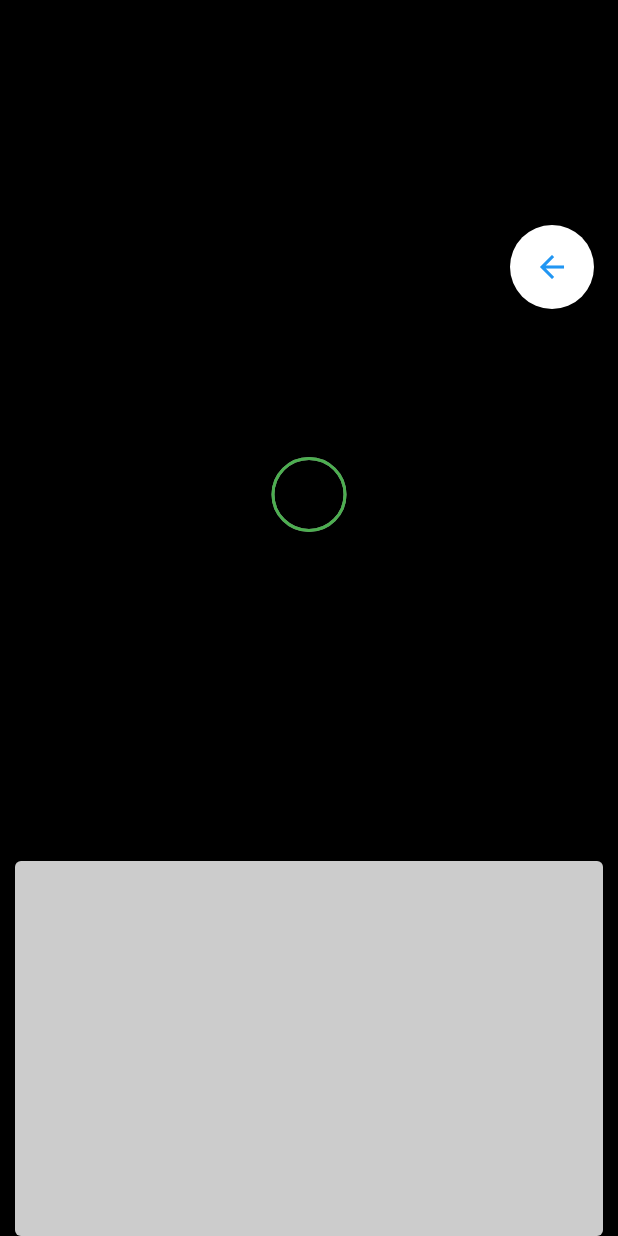
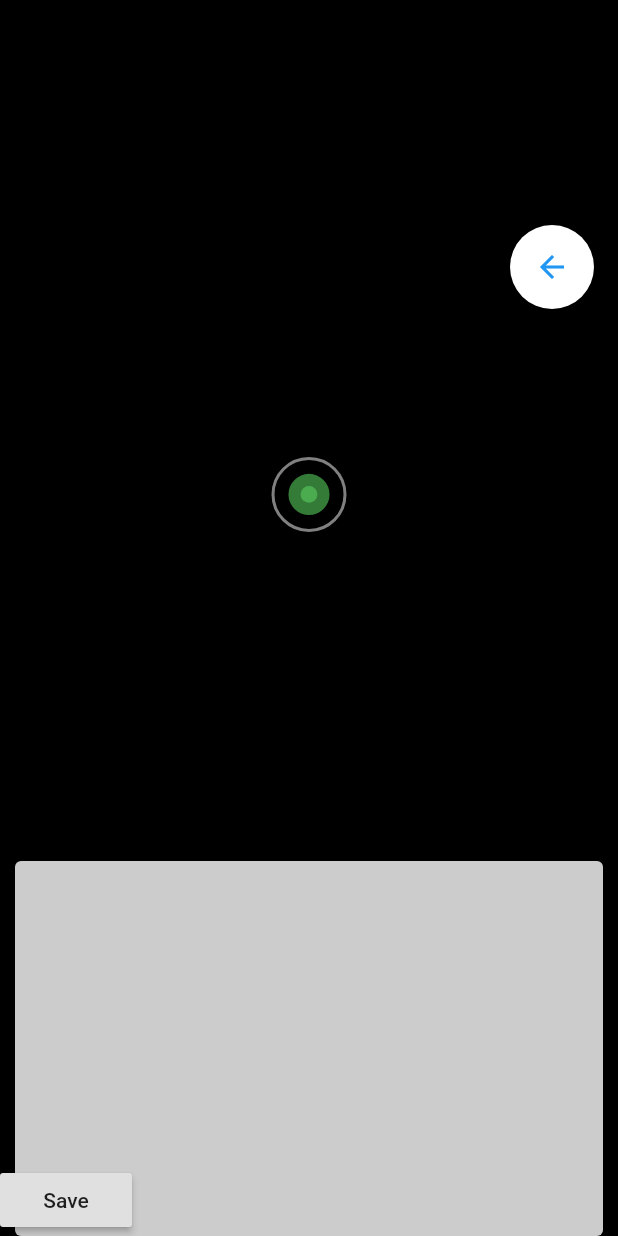
Before and after one commit to jonnyk20/animal_id, a Flutter app: the screen it shows after launch, after a tap on "Open Camera", on a phone screen of 412 x 824 dp. Run offline on Flutter 3.47's test engine with Material 2 defaults, Android fonts, the phone set to English and light mode, and no system bars; our stand-ins replace camera, flutter_redux, redux; missing offline and left inert: tflite.

Commit message:
"Saving animation set"

```diff
--- a/lib/actions/actions.dart
+++ b/lib/actions/actions.dart
@@ -27,6 +27,11 @@ class SaveDetection {
   );
 }
 
+class ChangeSavingStatus {
+  final bool savingStatus;
+  ChangeSavingStatus(this.savingStatus);
+}
+
 class SelectObjectRecord {
   final ObjectRecord objectRecord;
   SelectObjectRecord(this.objectRecord);
--- a/lib/models/app_state_model.dart
+++ b/lib/models/app_state_model.dart
@@ -8,6 +8,7 @@ class AppState {
   final Map<String, ObjectRecord> objectRecords;
   final ObjectRecord selectedObject;
   final bool isTargeting;
+  final bool isSaving;
 
   AppState({
     this.currentDetections,
@@ -15,6 +16,7 @@ class AppState {
     this.objectRecords,
     this.selectedObject,
     this.isTargeting = false,
+    this.isSaving = false,
   });
   static var initial = (objectInfo) => AppState(
         currentDetections: [],
--- a/lib/reducers/reducers.dart
+++ b/lib/reducers/reducers.dart
@@ -4,6 +4,7 @@ import 'package:animal_id/reducers/detected_objects_reducer.dart';
 import 'package:animal_id/reducers/object_records_reducer.dart';
 import 'package:animal_id/reducers/selected_object_reducer.dart';
 import 'package:animal_id/reducers/targeting_status_reducer.dart';
+import 'package:animal_id/reducers/saving_status_reducer.dart';
 
 // Todo, restructure reducers to look like:
 // https://github.com/brianegan/flutter_architecture_samples/blob/master/example/redux/lib/reducers/
@@ -16,5 +17,6 @@ AppState appReducers(AppState state, dynamic action) {
     objectRecords: objectRecordsReducer(state.objectRecords, action),
     selectedObject: selelectedObjectRecordReducer(state.selectedObject, action),
     isTargeting: targetStatusReducer(state.isTargeting, action),
+    isSaving: savingStatusReducer(state.isSaving, action),
   );
 }
--- a/lib/screens/detection_screen.dart
+++ b/lib/screens/detection_screen.dart
@@ -1,14 +1,15 @@
 import 'package:flutter/material.dart';
 import 'package:camera/camera.dart';
+import 'package:flutter_redux/flutter_redux.dart';
+import 'package:animal_id/models/app_state_model.dart';
+import 'package:animal_id/models/detection_model.dart';
+import 'package:animal_id/actions/actions.dart';
 import 'package:animal_id/widgets/detector.dart';
 import 'package:animal_id/widgets/fake_detector.dart';
 import 'package:animal_id/widgets/info_box.dart';
 import 'package:animal_id/widgets/bounding_box.dart';
 import 'package:animal_id/widgets/target/target.dart';
-import 'package:flutter_redux/flutter_redux.dart';
-import 'package:animal_id/models/app_state_model.dart';
-import 'package:animal_id/models/detection_model.dart';
-import 'package:animal_id/actions/actions.dart';
+import 'package:animal_id/widgets/fake_Save_button.dart';
 
 class DetectionScreen extends StatelessWidget {
   final CameraDescription camera;
@@ -34,6 +35,9 @@ class DetectionScreen extends StatelessWidget {
         'isTargeting': store.state.isTargeting,
         'updateTargetingState': (bool targetingState) =>
             store.dispatch(UpdateTargetingStatus(targetingState)),
+        'isSaving': store.state.isSaving,
+        'updateSavingState': (bool savingState) =>
+            store.dispatch(ChangeSavingStatus(savingState))
       };
     }, builder: (context, props) {
       return Scaffold(
@@ -58,7 +62,14 @@ class DetectionScreen extends StatelessWidget {
               right: 0,
               child: InfoBox("[Selected Class]"),
             ),
-            Target(props["isTargeting"]),
+            Target(
+              isTargeting: props["isTargeting"],
+              isSaving: props["isSaving"],
+            ),
+            FakeSaveButton(
+              isSaving: props["isSaving"],
+              changeSavingState: props["updateSavingState"],
+            )
           ],
         ),
         floatingActionButton: Container(
--- /dev/null
+++ b/lib/widgets/fake_save_button.dart
@@ -0,0 +1,33 @@
+import 'dart:async';
+import 'package:flutter/material.dart';
+
+var threeSec = Duration(milliseconds: 300);
+
+class FakeSaveButton extends StatelessWidget {
+  final bool isSaving;
+  final Function changeSavingState;
+
+  FakeSaveButton({
+    this.isSaving,
+    this.changeSavingState,
+  });
+
+  onSave() {
+    changeSavingState(true);
+    Timer(threeSec, () {
+      changeSavingState(false);
+    });
+  }
+
+  Widget build(BuildContext context) {
+    return Positioned(
+      bottom: 0,
+      child: Container(
+        child: RaisedButton(
+          child: Text('Save'),
+          onPressed: isSaving ? null : onSave,
+        ),
+      ),
+    );
+  }
+}
--- /dev/null
+++ b/lib/widgets/target/pulse.dart
@@ -0,0 +1,75 @@
+import 'dart:math';
+
+import 'package:flutter/material.dart';
+
+class SpritePainter extends CustomPainter {
+  final Animation<double> _animation;
+
+  SpritePainter(this._animation) : super(repaint: _animation);
+
+  void circle(Canvas canvas, Rect rect, double value) {
+    double opacity = (1.0 - (value / 4.0)).clamp(0.0, 1.0);
+    Color color = Colors.green.withOpacity(opacity);
+
+    double size = rect.width / 2;
+    double area = size * size;
+    double radius = sqrt(area * value / 4);
+
+    final Paint paint = new Paint()..color = color;
+    canvas.drawCircle(rect.center, radius, paint);
+  }
+
+  @override
+  void paint(Canvas canvas, Size size) {
+    Rect rect = new Rect.fromLTRB(0.0, 0.0, size.width, size.height);
+
+    for (int wave = 1; wave >= 0; wave--) {
+      circle(canvas, rect, wave + _animation.value);
+    }
+  }
+
+  @override
+  bool shouldRepaint(SpritePainter oldDelegate) {
+    return true;
+  }
+}
+
+class Pulse extends StatefulWidget {
+  final double size;
+  Pulse(this.size);
+  @override
+  PulseState createState() => new PulseState(size);
+}
+
+class PulseState extends State<Pulse> with SingleTickerProviderStateMixin {
+  AnimationController _controller;
+  final double size;
+
+  PulseState(this.size);
+
+  @override
+  void initState() {
+    super.initState();
+    _controller = new AnimationController(
+        vsync: this, duration: Duration(milliseconds: 500));
+    //_startAnimation()
+    _controller.repeat();
+  }
+
+  @override
+  void dispose() {
+    _controller.dispose();
+    super.dispose();
+  }
+
+  @override
+  Widget build(BuildContext context) {
+    return CustomPaint(
+      painter: new SpritePainter(_controller),
+      child: new SizedBox(
+        width: size,
+        height: size,
+      ),
+    );
+  }
+}
--- a/lib/widgets/target/animated_target.dart
+++ b/lib/widgets/target/saving_target.dart
@@ -1,12 +1,13 @@
 import 'package:flutter/material.dart';
+import 'package:animal_id/widgets/target/pulse.dart';
 
-class AnimatedTarget extends StatefulWidget {
-  _AnimatedTargetState createState() {
-    return _AnimatedTargetState();
+class SavingTarget extends StatefulWidget {
+  _SavingTargetState createState() {
+    return _SavingTargetState();
   }
 }
 
-class _AnimatedTargetState extends State<AnimatedTarget>
+class _SavingTargetState extends State<SavingTarget>
     with TickerProviderStateMixin {
   Animation<double> targetAnimation;
   AnimationController targetController;
@@ -15,13 +16,13 @@ class _AnimatedTargetState extends State<AnimatedTarget>
     super.initState();
 
     targetController = AnimationController(
-      duration: Duration(milliseconds: 200),
+      duration: Duration(milliseconds: 100),
       vsync: this,
     );
 
     targetAnimation = Tween(
       begin: 0.0,
-      end: 10.0,
+      end: 50.0,
     ).animate(
       CurvedAnimation(
         parent: targetController,
@@ -31,11 +32,11 @@ class _AnimatedTargetState extends State<AnimatedTarget>
 
     targetController.forward();
 
-    targetAnimation.addStatusListener((status) {
-      if (status == AnimationStatus.completed) {
-        targetController.repeat();
-      }
-    });
+    // targetAnimation.addStatusListener((status) {
+    //   if (status == AnimationStatus.completed) {
+    //     targetController.repeat();
+    //   }
+    // });
   }
 
   dispose() {
@@ -44,22 +45,24 @@ class _AnimatedTargetState extends State<AnimatedTarget>
   }
 
   buildTargetAnimation() {
+    double value = targetAnimation.value;
     return AnimatedBuilder(
       animation: targetAnimation,
       builder: (context, child) {
         Size screen = MediaQuery.of(context).size;
         double targetSize = 50;
         double top = (screen.height * 0.4) - (targetSize / 2);
+        // double opacityValue = (50.0 - value) / 50.0;
         return Positioned(
-          top: top - (targetAnimation.value / 2),
+          top: top - (value / 2),
           child: Container(
-            height: targetSize + targetAnimation.value,
-            width: targetSize + targetAnimation.value,
+            height: targetSize + value,
+            width: targetSize + value,
             decoration: new BoxDecoration(
               shape: BoxShape.circle,
               border: new Border.all(
-                color: Colors.green,
-                width: 2.0,
+                color: Colors.green.withOpacity(0.5),
+                width: 10.0,
                 style: BorderStyle.solid,
               ),
             ),
--- a/lib/widgets/target/target.dart
+++ b/lib/widgets/target/target.dart
@@ -1,9 +1,15 @@
 import 'package:flutter/material.dart';
-import 'package:animal_id/widgets/target/animated_target.dart';
+import 'package:animal_id/widgets/target/detecting_target.dart';
+import 'package:animal_id/widgets/target/saving_target.dart';
+import 'package:animal_id/widgets/target/pulse.dart';
 
 class Target extends StatelessWidget {
   final bool isTargeting;
-  Target(this.isTargeting);
+  final bool isSaving;
+  Target({
+    this.isTargeting,
+    this.isSaving,
+  });
 
   Widget build(BuildContext context) {
     Color color = (isTargeting ? Colors.green : Colors.white).withOpacity(0.5);
@@ -30,7 +36,18 @@ class Target extends StatelessWidget {
                 ),
               ),
             ),
-            AnimatedTarget(),
+            // DetectingTarget(),
+            Positioned(
+              top: top - 0,
+              child: Pulse(50),
+            ),
+            !isSaving
+                ? Container()
+                : Positioned(
+                    top: top - 50,
+                    child: Pulse(150),
+                  ),
+            // Pulse(),
           ],
         ),
       ),
```
Also changed, not shown: lib/reducers/saving_status_reducer.dart (added, +10 -0 lines), lib/screens/pulse_screen.dart (added, +94 -0 lines), lib/widgets/target/detecting_target.dart (added, +99 -0 lines).
